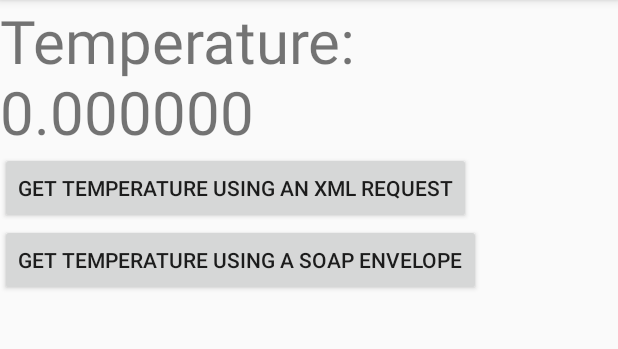
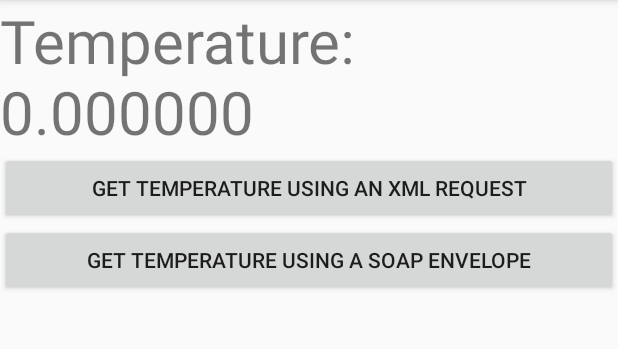
Before and after one commit to sasjafor/VS_forstesa_Webservices, an Android app: the SoapClient screen opened directly, with no data from a screen before it, on a phone screen of 412 x 824 dp, the part 84-433 px from its top. Run offline under Robolectric (Android 15) with nearby library versions, the phone set to English and light mode, and no system bars.

Commit message:
slight improvements to network_info string and adjusted button width

```diff
--- a/app/src/main/java/ch/ethz/inf/vs/a2/sensor/JsonSensor.java
+++ b/app/src/main/java/ch/ethz/inf/vs/a2/sensor/JsonSensor.java
@@ -40,8 +40,7 @@ public class JsonSensor extends AbstractSensor {
 
         try {
             JSONObject obj = new JSONObject(response);
-            double temp = Double.parseDouble(obj.getString("value"));
-            return temp;
+            return Double.parseDouble(obj.getString("value"));
         } catch (Exception e) {
             System.out.println("Error: " + e);
         }
--- a/app/src/main/java/ch/ethz/inf/vs/a2/sensor/RawHttpSensor.java
+++ b/app/src/main/java/ch/ethz/inf/vs/a2/sensor/RawHttpSensor.java
@@ -60,8 +60,7 @@ public class RawHttpSensor extends AbstractSensor {
         Pattern pattern = Pattern.compile("<span class=\"getterValue\">([0-9.]+)</span>");
         Matcher matcher = pattern.matcher(response);
         matcher.find();
-        Double temp = Double.parseDouble(matcher.group(1));
-        return temp;
+        return Double.parseDouble(matcher.group(1));
 
     }
 }
--- a/app/src/main/java/ch/ethz/inf/vs/a2/sensor/SensorFactory.java
+++ b/app/src/main/java/ch/ethz/inf/vs/a2/sensor/SensorFactory.java
@@ -30,6 +30,6 @@ public abstract class SensorFactory {
 	}
 
 	public enum Type {
-		RAW_HTTP, TEXT, JSON, XML, SOAP;
+		RAW_HTTP, TEXT, JSON, XML, SOAP
 	}
 }
--- a/app/src/main/java/ch/ethz/inf/vs/a2/sensor/SoapSensor.java
+++ b/app/src/main/java/ch/ethz/inf/vs/a2/sensor/SoapSensor.java
@@ -10,7 +10,7 @@ public class SoapSensor extends AbstractSensor {
     public String executeRequest() throws Exception {
         // throws IOException, XmlPullParserException
 
-        String response = "";
+        String response;
 
         final String URL = "http://vslab.inf.ethz.ch:8080/SunSPOTWebServices/SunSPOTWebservice?WSDL";
         final String NameSpace = "http://webservices.vslecture.vs.inf.ethz.ch/";
--- a/app/src/main/java/ch/ethz/inf/vs/a2/sensor/TextSensor.java
+++ b/app/src/main/java/ch/ethz/inf/vs/a2/sensor/TextSensor.java
@@ -41,7 +41,6 @@ public class TextSensor extends AbstractSensor {
         Pattern pattern = Pattern.compile("([0-9.]+)");
         Matcher matcher = pattern.matcher(response);
         matcher.find();
-        Double temp = Double.parseDouble(matcher.group(1));
-        return temp;
+        return Double.parseDouble(matcher.group(1));
     }
 }
--- a/app/src/main/java/ch/ethz/inf/vs/a2/webservices/RestServerService.java
+++ b/app/src/main/java/ch/ethz/inf/vs/a2/webservices/RestServerService.java
@@ -5,8 +5,6 @@ import android.app.NotificationManager;
 import android.app.Service;
 import android.content.Context;
 import android.content.Intent;
-import android.graphics.BitmapFactory;
-import android.graphics.Color;
 import android.hardware.Sensor;
 import android.hardware.SensorManager;
 import android.os.Bundle;
--- a/app/src/main/res/layout/activity_rest_server.xml
+++ b/app/src/main/res/layout/activity_rest_server.xml
@@ -8,8 +8,7 @@
 
     <TextView android:id="@+id/network_information"
         android:layout_width="match_parent"
-        android:layout_height="wrap_content"
-        android:text="@string/network_instruction"/>
+        android:layout_height="wrap_content"/>
 
     <ToggleButton android:id="@+id/btn_toggle_server"
         android:layout_width="wrap_content"
--- a/app/src/main/res/layout/activity_soap_client.xml
+++ b/app/src/main/res/layout/activity_soap_client.xml
@@ -13,13 +13,13 @@
         android:textSize="40sp"/>
 
     <Button android:id="@+id/btn_xml"
-        android:layout_width="wrap_content"
+        android:layout_width="match_parent"
         android:layout_height="wrap_content"
         android:text="@string/btn_xml_text"
         android:onClick="onClickXml"/>
 
     <Button android:id="@+id/btn_soap"
-        android:layout_width="wrap_content"
+        android:layout_width="match_parent"
         android:layout_height="wrap_content"
         android:text="@string/btn_soap_text"
         android:onClick="onClickSoap"/>
--- a/app/src/main/res/values/strings.xml
+++ b/app/src/main/res/values/strings.xml
@@ -13,7 +13,6 @@
     <string name="rest_server_toggle_button_off_text">Start REST Server</string>
     <string name="rest_server_toggle_button_on_text">REST Server Running</string>
     <string name="socket_exception_text">Couldn\'t get network interface information</string>
-    <string name="bind_exception_text">Couldn\'t bind to address</string>
     <string name="connection_failed">Failed to make connection</string>
     <string name="network_information_down">Server will be listening on %1$s</string>
     <string name="network_information_up">Server is listening on %1$s</string>
```
Also changed, not shown: app/src/main/java/ch/ethz/inf/vs/a2/webservices/RestServer.java (+5 -3 lines), 1 other file.
